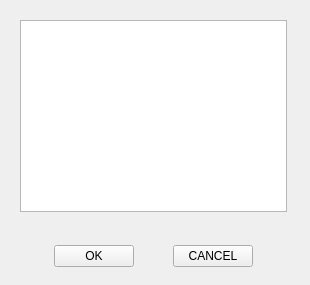
claudiobogossian/terralib5, file src/terralib/layout/qt/ui/SVGView.ui: the form before one commit.
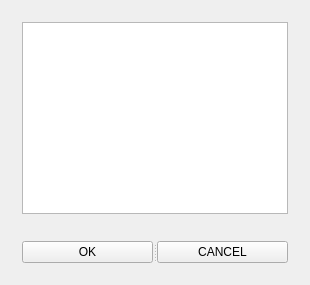
The form after the commit.

Commit message: - New component: SVGItem; - New window: SVGView;

What changed in the file:
```diff
--- a/src/terralib/layout/qt/ui/SVGView.ui
+++ b/src/terralib/layout/qt/ui/SVGView.ui
@@ -13,23 +13,14 @@
   <property name="windowTitle">
    <string>SVGView</string>
   </property>
-  <widget class="QWidget" name="widget" native="true">
-   <property name="geometry">
-    <rect>
-     <x>9</x>
-     <y>9</y>
-     <width>289</width>
-     <height>269</height>
-    </rect>
-   </property>
    <layout class="QGridLayout" name="gridLayout_4">
     <item row="0" column="0">
+    <widget class="QWidget" name="widget" native="true">
      <layout class="QGridLayout" name="gridLayout_3">
       <item row="0" column="0">
-       <widget class="QListView" name="listView"/>
-      </item>
-      <item row="1" column="0">
        <layout class="QGridLayout" name="gridLayout_2">
+        <item row="1" column="0">
+         <layout class="QGridLayout" name="gridLayout">
         <item row="0" column="0">
          <spacer name="verticalSpacer">
           <property name="orientation">
@@ -57,68 +48,33 @@
          </spacer>
         </item>
         <item row="1" column="0" colspan="2">
-         <layout class="QGridLayout" name="gridLayout">
-          <item row="0" column="0">
-           <spacer name="horizontalSpacer">
+           <widget class="QSplitter" name="splitter">
             <property name="orientation">
              <enum>Qt::Horizontal</enum>
             </property>
-            <property name="sizeHint" stdset="0">
-             <size>
-              <width>30</width>
-              <height>20</height>
-             </size>
-            </property>
-           </spacer>
-          </item>
-          <item row="0" column="1">
            <widget class="QPushButton" name="OK">
             <property name="text">
              <string>OK</string>
             </property>
            </widget>
-          </item>
-          <item row="0" column="2">
-           <spacer name="horizontalSpacer_2">
-            <property name="orientation">
-             <enum>Qt::Horizontal</enum>
-            </property>
-            <property name="sizeHint" stdset="0">
-             <size>
-              <width>31</width>
-              <height>20</height>
-             </size>
-            </property>
-           </spacer>
-          </item>
-          <item row="0" column="3">
            <widget class="QPushButton" name="CANCEL">
             <property name="text">
              <string>CANCEL</string>
             </property>
            </widget>
+           </widget>
           </item>
-          <item row="0" column="4">
-           <spacer name="horizontalSpacer_3">
-            <property name="orientation">
-             <enum>Qt::Horizontal</enum>
-            </property>
-            <property name="sizeHint" stdset="0">
-             <size>
-              <width>30</width>
-              <height>20</height>
-             </size>
-            </property>
-           </spacer>
-          </item>
          </layout>
         </item>
-       </layout>
+        <item row="0" column="0">
+         <widget class="QListWidget" name="listWidget"/>
       </item>
      </layout>
     </item>
    </layout>
   </widget>
+   </item>
+  </layout>
  </widget>
  <layoutdefault spacing="6" margin="11"/>
  <resources/>
```
Lines whose indentation alone changed are shown as unchanged. The commit also changes 20 other files.
